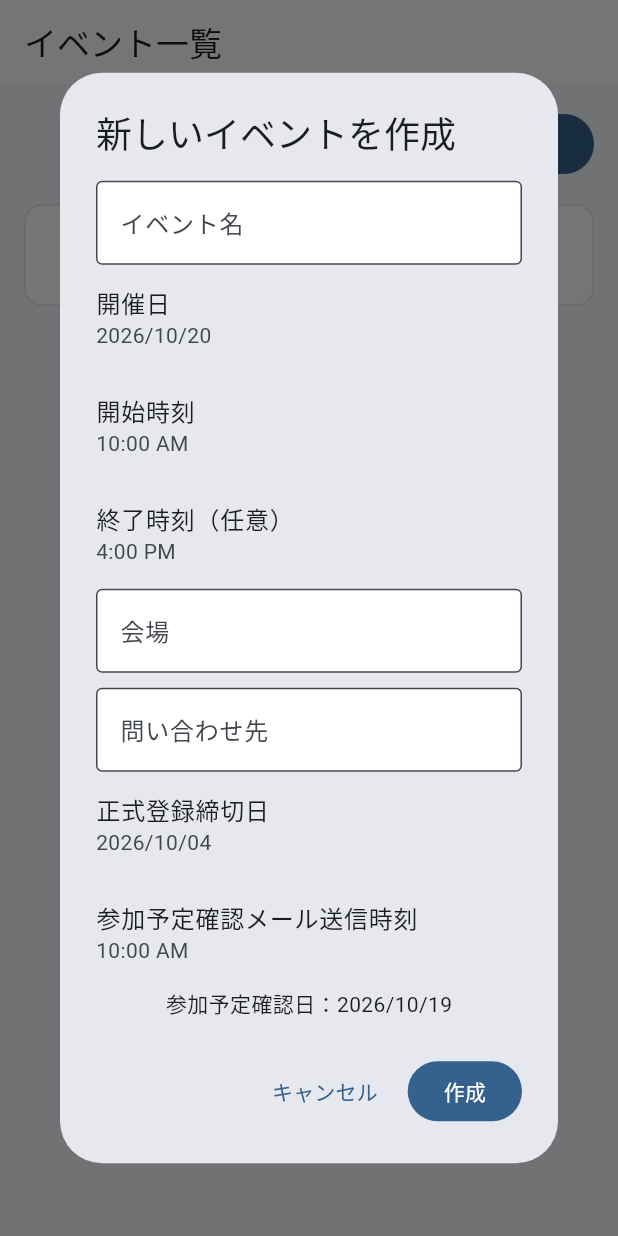
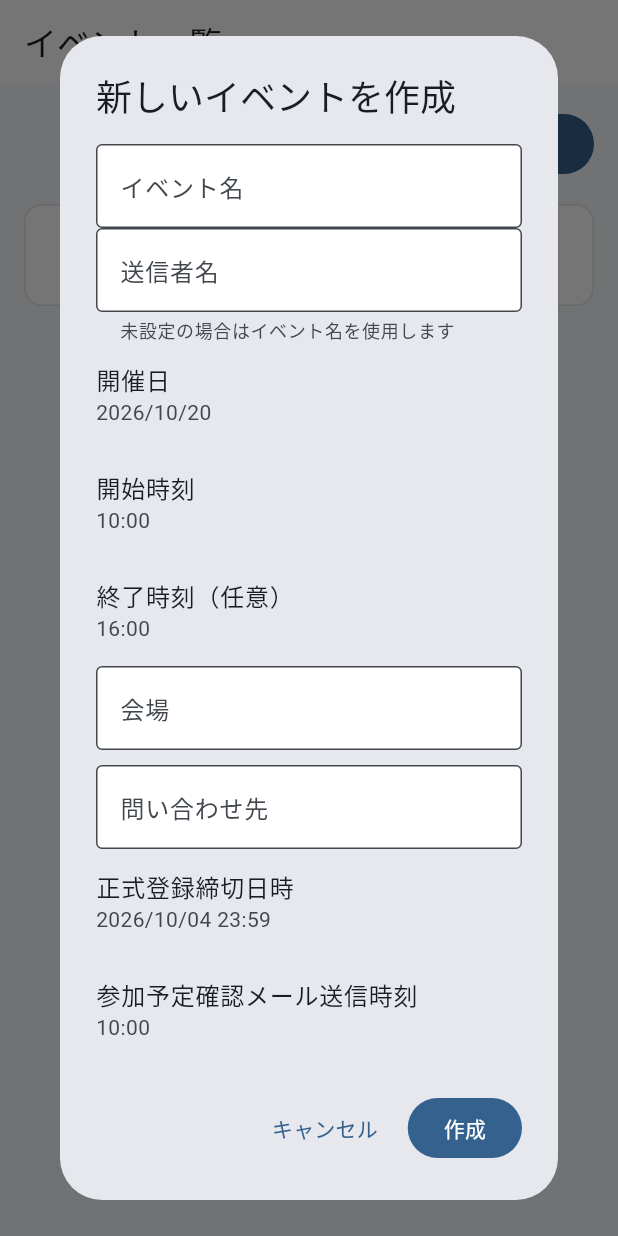
Before and after one commit to ijuinjun-lab/jm_quick, a Flutter app: the EventListPage widget shown alone on an empty page, opened directly, after a tap on "新しいイベントを作成", on a phone screen of 412 x 824 dp. Run offline on Flutter 3.47's test engine with Material 3 defaults, Android fonts, the phone set to English and light mode, and no system bars; our stand-ins replace cloud_firestore, csv, file_picker, firebase_core, qr_flutter; missing offline and left inert: dart:html; accounts and stored records are empty.

Commit message:
feat: improve event mail settings and participant CSV export
Co-Authored-By: Claude Sonnet 5 <noreply@anthropic.com>

```diff
--- a/lib/models/demo_models.dart
+++ b/lib/models/demo_models.dart
@@ -28,6 +28,7 @@ class DemoEvent {
   const DemoEvent({
     required this.id,
     required this.name,
+    required this.senderName,
     required this.venue,
     required this.contact,
     this.startAt,
@@ -38,6 +39,7 @@ class DemoEvent {
   });
   final String id;
   final String name;
+  final String senderName;
   final String venue;
   final String contact;
   final DateTime? startAt;
@@ -48,9 +50,13 @@ class DemoEvent {
 
   factory DemoEvent.fromDoc(DocumentSnapshot<Map<String, dynamic>> doc) {
     final data = doc.data() ?? {};
+    final name = data['eventName'] as String? ?? 'イベント参加受付';
     return DemoEvent(
       id: doc.id,
-      name: data['eventName'] as String? ?? 'イベント参加受付',
+      name: name,
+      senderName: (data['senderName'] as String?)?.trim().isNotEmpty == true
+          ? (data['senderName'] as String).trim()
+          : name,
       venue: data['venue'] as String? ?? '主催者からのご案内をご確認ください',
       contact: data['contact'] as String? ?? '',
       startAt: dateFrom(data['startAt']),
@@ -84,6 +90,8 @@ class Participant {
     required this.publicId,
     required this.name,
     required this.email,
+    this.furiganaLastName,
+    this.furiganaFirstName,
     required this.registeredCount,
     required this.registrationType,
     required this.invitationSent,
@@ -102,6 +110,8 @@ class Participant {
   final String publicId;
   final String name;
   final String email;
+  final String? furiganaLastName;
+  final String? furiganaFirstName;
   final int registeredCount;
   final String registrationType;
   final bool invitationSent;
@@ -125,6 +135,8 @@ class Participant {
       publicId: data['publicId'] as String? ?? '',
       name: data['name'] as String? ?? '',
       email: data['email'] as String? ?? '',
+      furiganaLastName: data['furiganaLastName'] as String?,
+      furiganaFirstName: data['furiganaFirstName'] as String?,
       registeredCount: (data['registeredCount'] as num?)?.toInt() ?? 0,
       registrationType: data['registrationType'] as String? ?? 'preRegistered',
       invitationSent: data['invitationSent'] as bool? ?? false,
--- a/lib/pages/event_list_page.dart
+++ b/lib/pages/event_list_page.dart
@@ -97,8 +97,12 @@ class _EventListPageState extends State<EventListPage> {
                     InfoRow('開催日時', formatDateTime(event.startAt)),
                     InfoRow('会場', event.venue),
                     InfoRow(
-                      '正式登録締切',
-                      formatDateTime(event.registrationDeadline),
+                      '正式登録締切日時',
+                      formatDateTimeMinute(event.registrationDeadline),
+                    ),
+                    InfoRow(
+                      '参加予定確認メール送信日時',
+                      formatDateTimeMinute(event.confirmationSendAt),
                     ),
                     Wrap(
                       spacing: 18,
@@ -215,12 +219,20 @@ class _EventListPageState extends State<EventListPage> {
 
   Future<void> _createEvent() async {
     final name = TextEditingController();
+    final senderName = TextEditingController();
     final venue = TextEditingController();
     final contact = TextEditingController();
     var date = DateTime.now().add(const Duration(days: 30));
     var start = const TimeOfDay(hour: 10, minute: 0);
     TimeOfDay? end = const TimeOfDay(hour: 16, minute: 0);
-    var deadline = DateTime.now().add(const Duration(days: 14));
+    final initialDeadline = DateTime.now().add(const Duration(days: 14));
+    var deadline = DateTime(
+      initialDeadline.year,
+      initialDeadline.month,
+      initialDeadline.day,
+      23,
+      59,
+    );
     var confirmation = const TimeOfDay(hour: 10, minute: 0);
 
     await showDialog<void>(
@@ -238,24 +250,29 @@ class _EventListPageState extends State<EventListPage> {
                     controller: name,
                     decoration: const InputDecoration(labelText: 'イベント名'),
                   ),
+                  TextField(
+                    controller: senderName,
+                    decoration: const InputDecoration(
+                      labelText: '送信者名',
+                      helperText: '未設定の場合はイベント名を使用します',
+                    ),
+                  ),
                   _tile('開催日', _date(date), () async {
                     final value = await _pickDate(date);
                     if (value != null) setState(() => date = value);
                   }),
-                  _tile('開始時刻', start.format(context), () async {
-                    final value = await showTimePicker(
-                      context: context,
-                      initialTime: start,
-                    );
+                  _tile('開始時刻', formatTime24(start), () async {
+                    final value = await _pickTime(start);
                     if (value != null) setState(() => start = value);
                   }),
-                  _tile('終了時刻（任意）', end?.format(context) ?? '未設定', () async {
-                    final value = await showTimePicker(
-                      context: context,
-                      initialTime: end ?? start,
-                    );
-                    if (value != null) setState(() => end = value);
-                  }),
+                  _tile(
+                    '終了時刻（任意）',
+                    end == null ? '未設定' : formatTime24(end!),
+                    () async {
+                      final value = await _pickTime(end ?? start);
+                      if (value != null) setState(() => end = value);
+                    },
+                  ),
                   TextField(
                     controller: venue,
                     decoration: const InputDecoration(labelText: '会場'),
@@ -265,23 +282,20 @@ class _EventListPageState extends State<EventListPage> {
                     controller: contact,
                     decoration: const InputDecoration(labelText: '問い合わせ先'),
                   ),
-                  _tile('正式登録締切日', _date(deadline), () async {
-                    final value = await _pickDate(deadline);
+                  _tile('正式登録締切日時', formatDateTimeMinute(deadline), () async {
+                    final value = await _pickDateTime(deadline);
                     if (value != null) setState(() => deadline = value);
                   }),
-                  _tile(
-                    '参加予定確認メール送信時刻',
-                    confirmation.format(context),
-                    () async {
-                      final value = await showTimePicker(
-                        context: context,
-                        initialTime: confirmation,
-                      );
-                      if (value != null) setState(() => confirmation = value);
-                    },
-                  ),
-                  Text(
-                    '参加予定確認日：${_date(date.subtract(const Duration(days: 1)))}',
+                  _tile('参加予定確認メール送信時刻', formatTime24(confirmation), () async {
+                    final value = await _pickTime(confirmation);
+                    if (value != null) setState(() => confirmation = value);
+                  }),
+                  Align(
+                    alignment: Alignment.centerLeft,
+                    child: Text(
+                      '参加予定確認メール送信日時：'
+                      '${formatDateTimeMinute(previousDayAt(date, confirmation))}',
+                    ),
                   ),
                 ],
               ),
@@ -299,16 +313,11 @@ class _EventListPageState extends State<EventListPage> {
                 }
                 final id = await repository.createEvent(
                   eventName: name.text,
+                  senderName: senderName.text,
                   startAt: _combine(date, start),
                   endAt: end == null ? null : _combine(date, end!),
                   venue: venue.text,
-                  registrationDeadline: DateTime(
-                    deadline.year,
-                    deadline.month,
-                    deadline.day,
-                    23,
-                    59,
-                  ),
+                  registrationDeadline: deadline,
                   confirmationSendTime: confirmation,
                   contact: contact.text,
                 );
@@ -324,6 +333,7 @@ class _EventListPageState extends State<EventListPage> {
       ),
     );
     name.dispose();
+    senderName.dispose();
     venue.dispose();
     contact.dispose();
   }
@@ -342,6 +352,22 @@ class _EventListPageState extends State<EventListPage> {
     lastDate: DateTime.now().add(const Duration(days: 3650)),
   );
 
+  Future<TimeOfDay?> _pickTime(TimeOfDay initial) => showTimePicker(
+    context: context,
+    initialTime: initial,
+    builder: (context, child) => MediaQuery(
+      data: MediaQuery.of(context).copyWith(alwaysUse24HourFormat: true),
+      child: child!,
+    ),
+  );
+
+  Future<DateTime?> _pickDateTime(DateTime initial) async {
+    final date = await _pickDate(initial);
+    if (date == null || !mounted) return null;
+    final time = await _pickTime(TimeOfDay.fromDateTime(initial));
+    return time == null ? null : _combine(date, time);
+  }
+
   DateTime _combine(DateTime date, TimeOfDay time) =>
       DateTime(date.year, date.month, date.day, time.hour, time.minute);
 
--- a/lib/services/demo_repository.dart
+++ b/lib/services/demo_repository.dart
@@ -108,6 +108,7 @@ class DemoRepository {
 
   Future<String> createEvent({
     required String eventName,
+    required String senderName,
     required DateTime startAt,
     DateTime? endAt,
     required String venue,
@@ -120,6 +121,7 @@ class DemoRepository {
       _eventData(
         id: ref.id,
         eventName: eventName,
+        senderName: senderName,
         startAt: startAt,
         endAt: endAt,
         venue: venue,
@@ -134,6 +136,7 @@ class DemoRepository {
   Map<String, dynamic> _eventData({
     required String id,
     required String eventName,
+    required String senderName,
     required DateTime startAt,
     DateTime? endAt,
     required String venue,
@@ -156,6 +159,7 @@ class DemoRepository {
     return {
       'eventId': id,
       'eventName': eventName.trim(),
+      'senderName': senderName.trim(),
       'startAt': Timestamp.fromDate(startAt),
       'endAt': endAt == null ? null : Timestamp.fromDate(endAt),
       'venue': venue.trim(),
@@ -170,6 +174,7 @@ class DemoRepository {
 
   Future<void> updateEventSettings({
     required String eventName,
+    required String senderName,
     required DateTime startAt,
     DateTime? endAt,
     required String venue,
@@ -180,6 +185,7 @@ class DemoRepository {
     _eventData(
       id: eventId,
       eventName: eventName,
+      senderName: senderName,
       startAt: startAt,
       endAt: endAt,
       venue: venue,
--- /dev/null
+++ b/lib/services/download_service.dart
@@ -0,0 +1,2 @@
+export 'download_service_stub.dart'
+    if (dart.library.html) 'download_service_web.dart';
--- /dev/null
+++ b/lib/services/download_service_stub.dart
@@ -0,0 +1,5 @@
+import 'dart:typed_data';
+
+void downloadBytes(Uint8List bytes, String fileName) {
+  throw UnsupportedError('この環境ではファイルを書き出せません。');
+}
--- a/lib/widgets/common.dart
+++ b/lib/widgets/common.dart
@@ -59,3 +59,29 @@ String formatDateTime(DateTime? date) {
   String two(int n) => n.toString().padLeft(2, '0');
   return '${date.year}/${two(date.month)}/${two(date.day)} ${two(date.hour)}:${two(date.minute)}:${two(date.second)}';
 }
+
+String formatDateTimeMinute(DateTime? date) {
+  if (date == null) return '未設定';
+  String two(int n) => n.toString().padLeft(2, '0');
+  return '${date.year}/${two(date.month)}/${two(date.day)} '
+      '${two(date.hour)}:${two(date.minute)}';
+}
+
+String formatTime24(TimeOfDay time) =>
+    '${time.hour.toString().padLeft(2, '0')}:'
+    '${time.minute.toString().padLeft(2, '0')}';
+
+DateTime previousDayAt(DateTime eventDate, TimeOfDay time) {
+  final previousDay = DateTime(
+    eventDate.year,
+    eventDate.month,
+    eventDate.day,
+  ).subtract(const Duration(days: 1));
+  return DateTime(
+    previousDay.year,
+    previousDay.month,
+    previousDay.day,
+    time.hour,
+    time.minute,
+  );
+}
```
Also changed, not shown: lib/pages/demo_admin_page.dart (+66 -13 lines), lib/services/download_service_web.dart (added, +13 -0 lines), lib/services/participant_csv_export_service.dart (added, +102 -0 lines), 4 other files.
